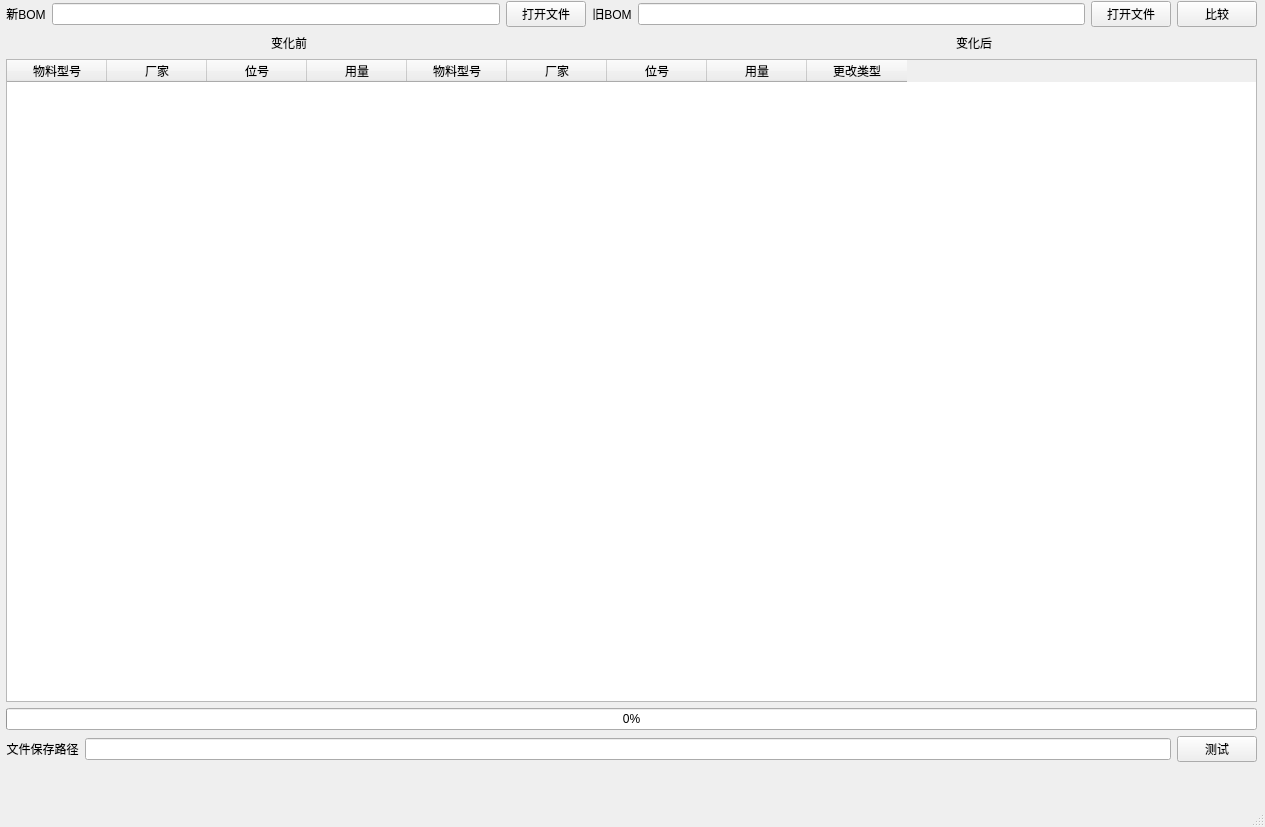
Old version of the form mainwindow.ui in the repository 596142041/Qt_BOM.
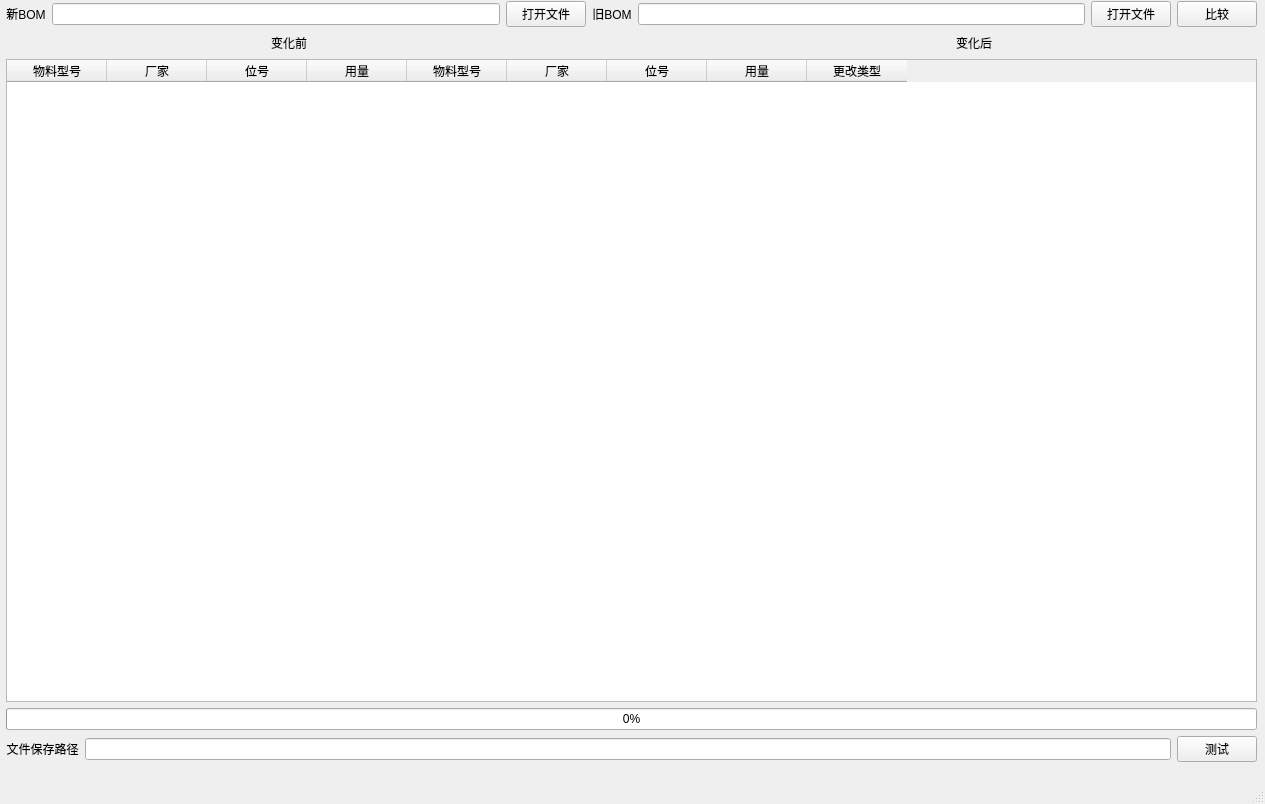
New version of the form.

Commit message: 修改UI界面,固定界面大小.

What changed in the file:
```diff
--- a/mainwindow.ui
+++ b/mainwindow.ui
@@ -2,14 +2,35 @@
 <ui version="4.0">
  <class>MainWindow</class>
  <widget class="QMainWindow" name="MainWindow">
+  <property name="enabled">
+   <bool>true</bool>
+  </property>
   <property name="geometry">
    <rect>
     <x>0</x>
     <y>0</y>
     <width>1265</width>
-    <height>827</height>
+    <height>804</height>
    </rect>
   </property>
+  <property name="sizePolicy">
+   <sizepolicy hsizetype="Fixed" vsizetype="Fixed">
+    <horstretch>0</horstretch>
+    <verstretch>0</verstretch>
+   </sizepolicy>
+  </property>
+  <property name="minimumSize">
+   <size>
+    <width>1265</width>
+    <height>804</height>
+   </size>
+  </property>
+  <property name="maximumSize">
+   <size>
+    <width>1265</width>
+    <height>804</height>
+   </size>
+  </property>
   <property name="windowTitle">
    <string>BOM比较</string>
   </property>
```
